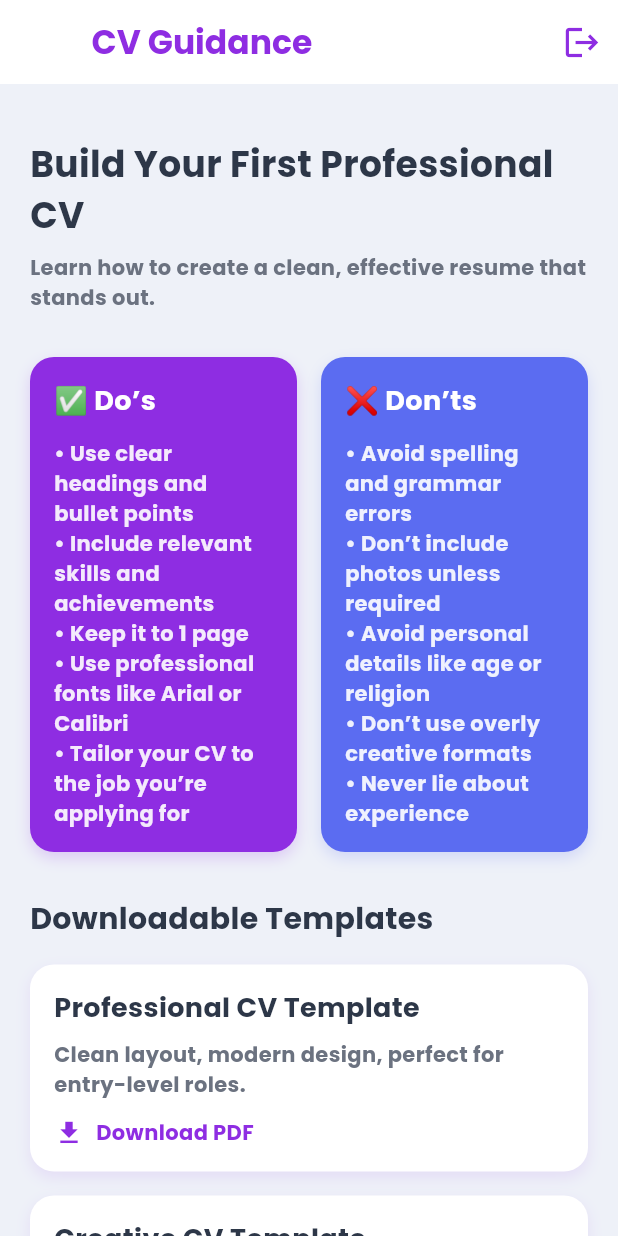
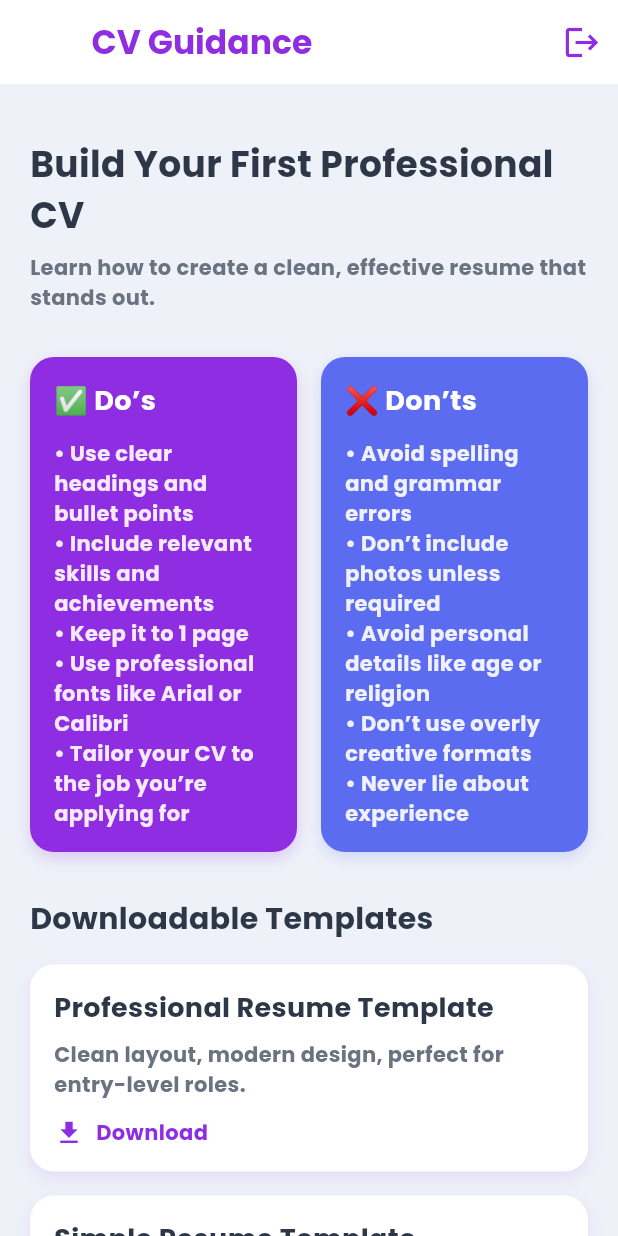
Before and after one commit to masoom369/AspireEdge, a Flutter app: the CVGuidancePage screen opened directly, on a phone screen of 412 x 824 dp. Run offline on Flutter 3.47's test engine with Material 3 defaults, Android fonts, the phone set to English and light mode, and no system bars; our stand-ins replace firebase_auth, firebase_core, firebase_database, flutter_svg, image_picker, rive and 1 more; missing offline and left inert: onesignal_flutter, universal_html; accounts and stored records are empty.

Commit message:
remove withopacity

```diff
--- a/lib/screens/CV_Guidance_Page.dart
+++ b/lib/screens/CV_Guidance_Page.dart
@@ -1,5 +1,10 @@
 import 'package:aspire_edge/screens/entryPoint/components/custom_appbar.dart';
 import 'package:flutter/material.dart';
+import 'package:flutter/services.dart' show rootBundle;
+import 'package:path_provider/path_provider.dart';
+import 'package:url_launcher/url_launcher.dart';
+import 'dart:io';
+import 'dart:typed_data';
 
 class CVGuidancePage extends StatefulWidget {
   const CVGuidancePage({Key? key}) : super(key: key);
@@ -9,6 +14,69 @@ class CVGuidancePage extends StatefulWidget {
 }
 
 class _CVGuidancePageState extends State<CVGuidancePage> {
+  final List<Map<String, String>> cvTemplates = [
+    {
+      'file': 'assets/cvtemplates/215-professional-resume.docx',
+      'name': 'Professional Resume Template',
+      'description': 'Clean layout, modern design, perfect for entry-level roles.'
+    },
+    {
+      'file': 'assets/cvtemplates/221-simple-resume-template.docx',
+      'name': 'Simple Resume Template',
+      'description': 'Minimalist design, easy to customize.'
+    },
+    {
+      'file': 'assets/cvtemplates/259-job-resume-template.docx',
+      'name': 'Job Resume Template',
+      'description': 'Versatile template suitable for various job applications.'
+    },
+    {
+      'file': 'assets/cvtemplates/260-cv-english-example.docx',
+      'name': 'CV English Example',
+      'description': 'Sample CV in English for reference.'
+    },
+    {
+      'file': 'assets/cvtemplates/274-blank-resume-template.docx',
+      'name': 'Blank Resume Template',
+      'description': 'Blank template to start from scratch.'
+    },
+    {
+      'file': 'assets/cvtemplates/343-resume-template-ats-two-columns.docx',
+      'name': 'ATS Two Columns Resume Template',
+      'description': 'Optimized for Applicant Tracking Systems with two-column layout.'
+    },
+  ];
+
+  Future<void> _downloadTemplate(String assetPath, String fileName) async {
+    try {
+      // Load the asset as bytes
+      ByteData data = await rootBundle.load(assetPath);
+      List<int> bytes = data.buffer.asUint8List();
+
+      // Get the temporary directory
+      Directory tempDir = await getTemporaryDirectory();
+      String tempPath = '${tempDir.path}/$fileName';
+
+      // Write the bytes to a file
+      File file = File(tempPath);
+      await file.writeAsBytes(bytes);
+
+      // Open the file using url_launcher
+      Uri uri = Uri.file(tempPath);
+      if (await canLaunchUrl(uri)) {
+        await launchUrl(uri);
+      } else {
+        ScaffoldMessenger.of(context).showSnackBar(
+          SnackBar(content: Text('Could not open the file')),
+        );
+      }
+    } catch (e) {
+      ScaffoldMessenger.of(context).showSnackBar(
+        SnackBar(content: Text('Error downloading template: $e')),
+      );
+    }
+  }
+
   @override
   Widget build(BuildContext context) {
     return Scaffold(
@@ -49,7 +117,7 @@ class _CVGuidancePageState extends State<CVGuidancePage> {
                       borderRadius: BorderRadius.circular(16),
                       boxShadow: [
                         BoxShadow(
-                          color: Color(0xFF8E2DE2).withOpacity(0.2),
+                          color: Color(0xFF8E2DE2).withValues(alpha: 0.2),
                           blurRadius: 8,
                           offset: Offset(0, 4),
                         ),
@@ -75,7 +143,7 @@ class _CVGuidancePageState extends State<CVGuidancePage> {
                             style: TextStyle(
                               fontFamily: 'Poppins',
                               fontSize: 14,
-                              color: Colors.white.withOpacity(0.9),
+                              color: Colors.white.withValues(alpha: 0.9),
                             ),
                             textAlign: TextAlign.left,
                           ),
@@ -92,7 +160,7 @@ class _CVGuidancePageState extends State<CVGuidancePage> {
                       borderRadius: BorderRadius.circular(16),
                       boxShadow: [
                         BoxShadow(
-                          color: Color(0xFF5B6CF1).withOpacity(0.2),
+                          color: Color(0xFF5B6CF1).withValues(alpha: 0.2),
                           blurRadius: 8,
                           offset: Offset(0, 4),
                         ),
@@ -118,7 +186,7 @@ class _CVGuidancePageState extends State<CVGuidancePage> {
                             style: TextStyle(
                               fontFamily: 'Poppins',
                               fontSize: 14,
-                              color: Colors.white.withOpacity(0.9),
+                              color: Colors.white.withValues(alpha: 0.9),
                             ),
                             textAlign: TextAlign.left,
                           ),
@@ -144,6 +212,8 @@ class _CVGuidancePageState extends State<CVGuidancePage> {
             ),
             SizedBox(height: 16),
             Column(
+              children: cvTemplates.map((template) {
+                return Column(
                   children: [
                     Container(
                       decoration: BoxDecoration(
@@ -151,7 +221,7 @@ class _CVGuidancePageState extends State<CVGuidancePage> {
                         borderRadius: BorderRadius.circular(16),
                         boxShadow: [
                           BoxShadow(
-                        color: Color(0xFF8E2DE2).withOpacity(0.1),
+                            color: Color(0xFF8E2DE2).withValues(alpha: 0.1),
                             blurRadius: 8,
                             offset: Offset(0, 4),
                           ),
@@ -162,7 +232,7 @@ class _CVGuidancePageState extends State<CVGuidancePage> {
                         crossAxisAlignment: CrossAxisAlignment.start,
                         children: [
                           Text(
-                        'Professional CV Template',
+                            template['name']!,
                             style: TextStyle(
                               fontFamily: 'Poppins',
                               fontSize: 18,
@@ -172,7 +242,7 @@ class _CVGuidancePageState extends State<CVGuidancePage> {
                           ),
                           SizedBox(height: 8),
                           Text(
-                        'Clean layout, modern design, perfect for entry-level roles.',
+                            template['description']!,
                             style: TextStyle(
                               fontFamily: 'Poppins',
                               fontSize: 14,
@@ -180,12 +250,17 @@ class _CVGuidancePageState extends State<CVGuidancePage> {
                             ),
                           ),
                           SizedBox(height: 12),
-                      Row(
+                          GestureDetector(
+                            onTap: () {
+                              String fileName = template['file']!.split('/').last;
+                              _downloadTemplate(template['file']!, fileName);
+                            },
+                            child: Row(
                               children: [
                                 Icon(Icons.file_download, color: Color(0xFF8E2DE2), size: 20),
                                 SizedBox(width: 8),
                                 Text(
-                            'Download PDF',
+                                  'Download',
                                   style: TextStyle(
                                     fontFamily: 'Poppins',
                                     fontSize: 14,
@@ -195,64 +270,14 @@ class _CVGuidancePageState extends State<CVGuidancePage> {
                                 ),
                               ],
                             ),
+                          ),
                         ],
                       ),
                     ),
                     SizedBox(height: 16),
-                Container(
-                  decoration: BoxDecoration(
-                    color: Colors.white,
-                    borderRadius: BorderRadius.circular(16),
-                    boxShadow: [
-                      BoxShadow(
-                        color: Color(0xFF8E2DE2).withOpacity(0.1),
-                        blurRadius: 8,
-                        offset: Offset(0, 4),
-                      ),
                   ],
-                  ),
-                  padding: EdgeInsets.all(16),
-                  child: Column(
-                    crossAxisAlignment: CrossAxisAlignment.start,
-                    children: [
-                      Text(
-                        'Creative CV Template',
-                        style: TextStyle(
-                          fontFamily: 'Poppins',
-                          fontSize: 18,
-                          fontWeight: FontWeight.w600,
-                          color: Color(0xFF2D3748),
-                        ),
-                      ),
-                      SizedBox(height: 8),
-                      Text(
-                        'Ideal for design, arts, or creative fields.',
-                        style: TextStyle(
-                          fontFamily: 'Poppins',
-                          fontSize: 14,
-                          color: Color(0xFF6B7280),
-                        ),
-                      ),
-                      SizedBox(height: 12),
-                      Row(
-                        children: [
-                          Icon(Icons.file_download, color: Color(0xFF8E2DE2), size: 20),
-                          SizedBox(width: 8),
-                          Text(
-                            'Download PDF',
-                            style: TextStyle(
-                              fontFamily: 'Poppins',
-                              fontSize: 14,
-                              color: Color(0xFF8E2DE2),
-                              fontWeight: FontWeight.w600,
-                            ),
-                          ),
-                        ],
-                      ),
-                    ],
-                  ),
-                ),
-              ],
+                );
+              }).toList(),
             ),
 
             SizedBox(height: 30),
@@ -274,7 +299,7 @@ class _CVGuidancePageState extends State<CVGuidancePage> {
                 borderRadius: BorderRadius.circular(16),
                 boxShadow: [
                   BoxShadow(
-                    color: Color(0xFF8E2DE2).withOpacity(0.1),
+                    color: Color(0xFF8E2DE2).withValues(alpha: 0.1),
                     blurRadius: 8,
                     offset: Offset(0, 4),
                   ),
--- a/lib/screens/Career_Guidance_Page.dart
+++ b/lib/screens/Career_Guidance_Page.dart
@@ -192,7 +192,7 @@ class _CareerGuidancePageState extends State<CareerGuidancePage> {
               Container(
                 padding: const EdgeInsets.all(14),
                 decoration: BoxDecoration(
-                  color: const Color(0xFF8E2DE2).withOpacity(0.08),
+                  color: const Color(0xFF8E2DE2).withValues(alpha: 0.08),
                   borderRadius: BorderRadius.circular(10),
                 ),
                 child: Text(recommended,
--- a/lib/screens/about_us_page.dart
+++ b/lib/screens/about_us_page.dart
@@ -299,7 +299,7 @@ class AboutUsPage extends StatelessWidget {
       color: Colors.white,
       borderRadius: BorderRadius.circular(16),
       boxShadow: [
-        BoxShadow(color: Colors.black.withOpacity(0.05), blurRadius: 10, offset: const Offset(0, 4)),
+        BoxShadow(color: Colors.black.withValues(alpha: 0.05), blurRadius: 10, offset: const Offset(0, 4)),
       ],
     );
   }
--- a/lib/screens/bookmark_page.dart
+++ b/lib/screens/bookmark_page.dart
@@ -236,7 +236,7 @@ class _BookmarksPageState extends State<BookmarksPage> {
                             crossAxisAlignment: CrossAxisAlignment.start,
                             children: [
                               CircleAvatar(
-                                backgroundColor: _getCategoryColor(resource.category).withOpacity(0.15),
+                                backgroundColor: _getCategoryColor(resource.category).withValues(alpha: 0.15),
                                 child: Icon(
                                   _getCategoryIcon(resource.category),
                                   color: _getCategoryColor(resource.category),
--- a/lib/screens/contact_us_page.dart
+++ b/lib/screens/contact_us_page.dart
@@ -308,7 +308,7 @@ class _ContactUsPageState extends State<ContactUsPage> {
                       shape: BoxShape.circle,
                       boxShadow: [
                         BoxShadow(
-                          color: Colors.black.withOpacity(0.1),
+                          color: Colors.black.withValues(alpha: 0.1),
                           blurRadius: 8,
                           offset: const Offset(0, 2),
                         ),
@@ -335,7 +335,7 @@ class _ContactUsPageState extends State<ContactUsPage> {
       color: Colors.white,
       borderRadius: BorderRadius.circular(16),
       boxShadow: [
-        BoxShadow(color: Colors.black.withOpacity(0.05), blurRadius: 10, offset: const Offset(0, 4)),
+        BoxShadow(color: Colors.black.withValues(alpha: 0.05), blurRadius: 10, offset: const Offset(0, 4)),
       ],
     );
   }
--- a/lib/screens/entryPoint/entry_point.dart
+++ b/lib/screens/entryPoint/entry_point.dart
@@ -134,11 +134,11 @@ class _EntryPointState extends State<EntryPoint>
             padding: const EdgeInsets.all(12),
             margin: const EdgeInsets.symmetric(horizontal: 24),
             decoration: BoxDecoration(
-              color: backgroundColor2.withOpacity(0.8),
+              color: backgroundColor2.withValues(alpha: 0.8),
               borderRadius: const BorderRadius.all(Radius.circular(24)),
               boxShadow: [
                 BoxShadow(
-                  color: backgroundColor2.withOpacity(0.3),
+                  color: backgroundColor2.withValues(alpha: 0.3),
                   offset: const Offset(0, 20),
                   blurRadius: 20,
                 ),
--- a/lib/screens/stream_guidance_page.dart
+++ b/lib/screens/stream_guidance_page.dart
@@ -234,7 +234,7 @@ class _StreamGuidancePageState extends State<StreamGuidancePage> {
               Container(
                 padding: const EdgeInsets.all(16),
                 decoration: BoxDecoration(
-                  color: const Color(0xFF8E2DE2).withOpacity(0.1),
+                  color: const Color(0xFF8E2DE2).withValues(alpha: 0.1),
                   borderRadius: BorderRadius.circular(12),
                 ),
                 child: Text(
@@ -381,7 +381,7 @@ class _StreamGuidancePageState extends State<StreamGuidancePage> {
                     borderRadius: BorderRadius.circular(16),
                     boxShadow: [
                       BoxShadow(
-                        color: const Color(0xFF8E2DE2).withOpacity(0.1),
+                        color: const Color(0xFF8E2DE2).withValues(alpha: 0.1),
                         blurRadius: 12,
                         offset: const Offset(0, 4),
                       ),
@@ -480,7 +480,7 @@ class _StreamGuidancePageState extends State<StreamGuidancePage> {
                         style: TextStyle(fontFamily: 'Poppins', color: Colors.white)),
                     style: ElevatedButton.styleFrom(
                       backgroundColor:
-                          const Color(0xFF8E2DE2).withOpacity(0.8),
+                          const Color(0xFF8E2DE2).withValues(alpha: 0.8),
                       padding: const EdgeInsets.symmetric(
                           horizontal: 24, vertical: 12),
                       shape: RoundedRectangleBorder(
--- a/lib/screens/wishlist_page.dart
+++ b/lib/screens/wishlist_page.dart
@@ -310,7 +310,7 @@ class _WishlistPageState extends State<WishlistPage> {
       color: Colors.white,
       borderRadius: BorderRadius.circular(16),
       boxShadow: [
-        BoxShadow(color: Colors.black.withOpacity(0.05), blurRadius: 10, offset: const Offset(0, 4)),
+        BoxShadow(color: Colors.black.withValues(alpha: 0.05), blurRadius: 10, offset: const Offset(0, 4)),
       ],
     );
   }
--- a/pubspec.yaml
+++ b/pubspec.yaml
@@ -45,6 +45,8 @@ dependencies:
   image_picker: ^1.2.0
   universal_html: ^2.2.4
   onesignal_flutter: ^5.3.4
+  path_provider: ^2.1.5
+  permission_handler: ^12.0.1
 
 dev_dependencies:
   flutter_test:
@@ -72,6 +74,7 @@ flutter:
     - assets/icons/ # Make sure this folder exists
     - assets/RiveAssets/ # Make sure this folder exists
     - assets/Images/ # Added for images like gym.jpg etc.
+    - assets/cvtemplates/
 
   fonts:
     - family: Inter
```
Also changed, not shown: lib/screens/Interview_Preparation_Page.dart (+9 -9 lines), lib/screens/admin/career_management_page.dart (+6 -4 lines), lib/screens/career_bank_page.dart (+5 -3 lines), lib/screens/dashboard_screen.dart (+15 -15 lines), lib/screens/home_page.dart (+9 -9 lines), lib/screens/onboarding/components/sign_in_dialog.dart (+6 -6 lines), lib/firebase_options.dart, pubspec.lock, 1 other file. Lines whose indentation alone changed are shown as unchanged.
